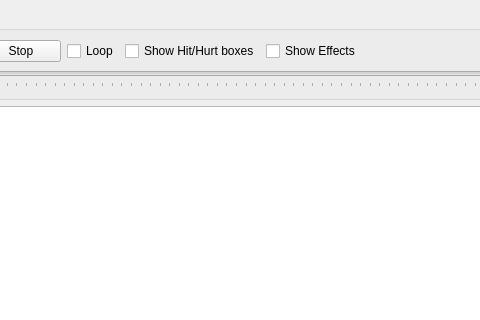
The window that bbsed/ui/animation_dialog.ui (slacknate/bbsed) describes before a commit, drawn with Qt 5; both pictures show x 214 to 694 and y 0 to 320 of the 1006 by 857 pixel window.
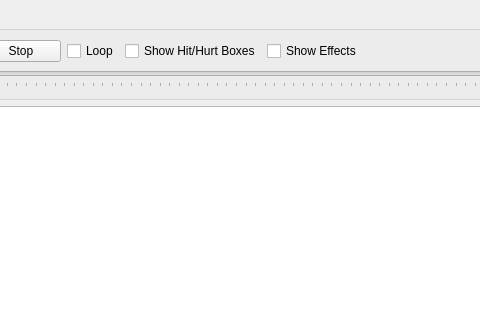
The same window after the commit. Icons and pictures are not drawn.

Commit message: [animation_dialog] consistent capitalization

```diff
--- a/bbsed/ui/animation_dialog.ui
+++ b/bbsed/ui/animation_dialog.ui
@@ -68,7 +68,7 @@
         <item>
          <widget class="QCheckBox" name="show_boxes">
           <property name="text">
-           <string>Show Hit/Hurt boxes</string>
+           <string>Show Hit/Hurt Boxes</string>
           </property>
          </widget>
         </item>
```
The commit also changes 1 other file.
